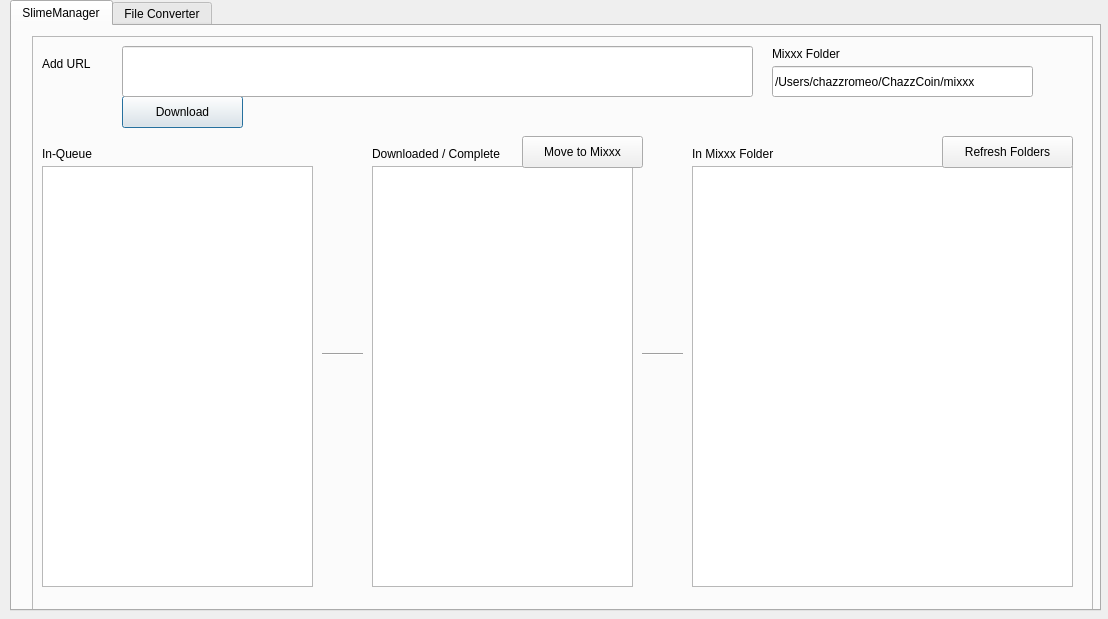
Before: the Qt Designer form SlimeManager.ui in ChazzCoin/SlimeyPool, drawn with Qt 5.
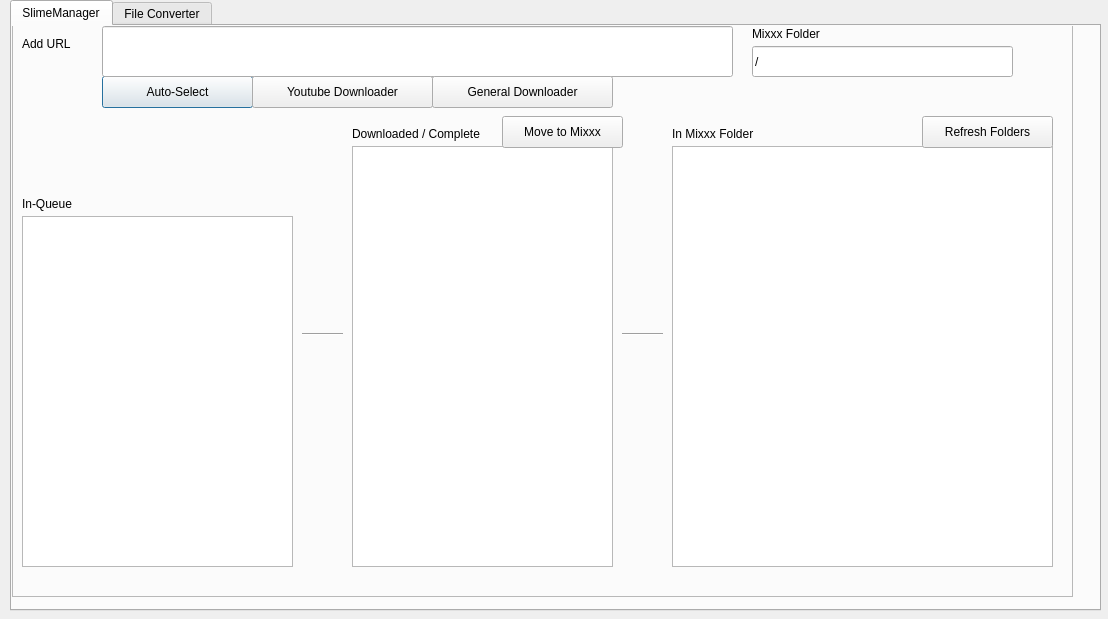
After: the same form once the commit is applied. The open tabs and pages were chosen to show the change.

Diff of the .ui file:
```diff
--- a/SlimeManager.ui
+++ b/SlimeManager.ui
@@ -38,8 +38,8 @@
     <widget class="QFrame" name="frame">
      <property name="geometry">
       <rect>
-       <x>20</x>
-       <y>10</y>
+       <x>0</x>
+       <y>-10</y>
        <width>1061</width>
        <height>581</height>
       </rect>
@@ -61,12 +61,12 @@
        <rect>
         <x>90</x>
         <y>60</y>
-        <width>121</width>
+        <width>151</width>
         <height>32</height>
        </rect>
       </property>
       <property name="text">
-       <string>Download</string>
+       <string>Auto-Select</string>
       </property>
      </widget>
      <widget class="QLabel" name="label_5">
@@ -115,16 +115,16 @@
        </rect>
       </property>
       <property name="text">
-       <string>/Users/chazzromeo/ChazzCoin/mixxx</string>
+       <string>/</string>
       </property>
      </widget>
      <widget class="QListWidget" name="listUrlInQueue">
       <property name="geometry">
        <rect>
         <x>10</x>
-        <y>130</y>
+        <y>200</y>
         <width>271</width>
-        <height>421</height>
+        <height>351</height>
        </rect>
       </property>
      </widget>
@@ -217,7 +217,7 @@
       <property name="geometry">
        <rect>
         <x>10</x>
-        <y>110</y>
+        <y>180</y>
         <width>60</width>
         <height>16</height>
        </rect>
@@ -239,6 +239,32 @@
        <string>Move to Mixxx</string>
       </property>
      </widget>
+     <widget class="QPushButton" name="btnYoutubeDownloader">
+      <property name="geometry">
+       <rect>
+        <x>240</x>
+        <y>60</y>
+        <width>181</width>
+        <height>32</height>
+       </rect>
+      </property>
+      <property name="text">
+       <string>Youtube Downloader</string>
+      </property>
+     </widget>
+     <widget class="QPushButton" name="btnGeneralDownloader">
+      <property name="geometry">
+       <rect>
+        <x>420</x>
+        <y>60</y>
+        <width>181</width>
+        <height>32</height>
+       </rect>
+      </property>
+      <property name="text">
+       <string>General Downloader</string>
+      </property>
+     </widget>
     </widget>
    </widget>
    <widget class="QWidget" name="Converter">
```
Left out of the diff: 2 changed lines with no effect on the pictures.
